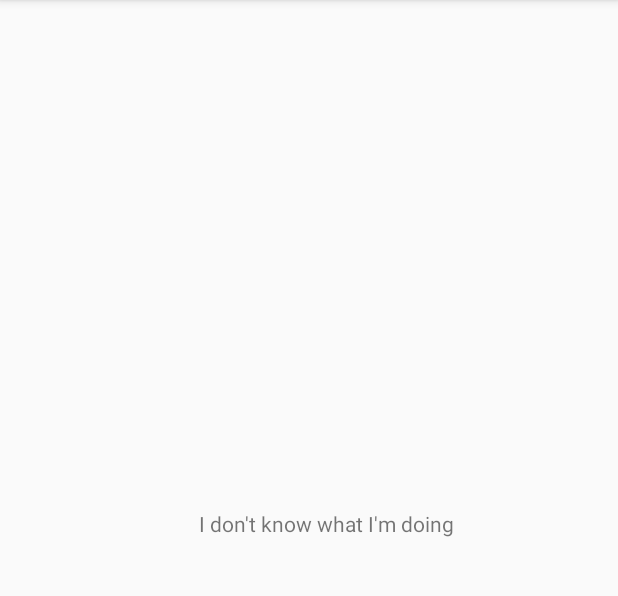
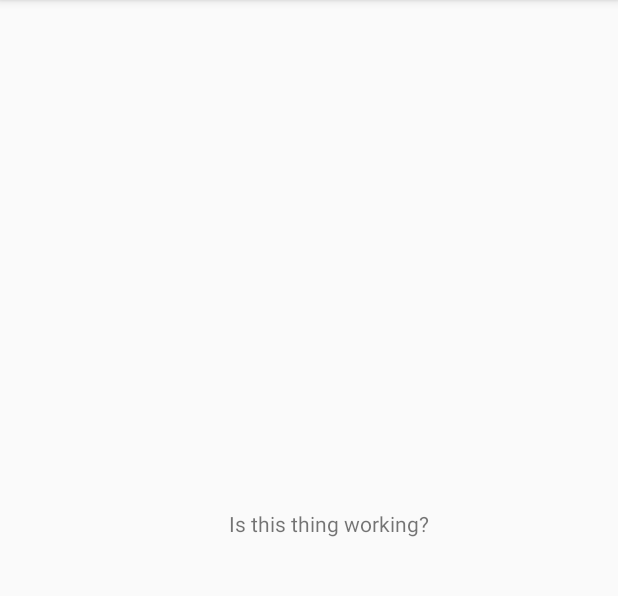
Before and after one commit to Whitenat/CS_162, an Android app: the screen it shows after launch (MainActivity), on a phone screen of 412 x 824 dp, the part 84-680 px from its top. Run offline under Robolectric (Android 15) with nearby library versions, the phone set to English and light mode, and no system bars.

Commit message:
chapter 1 app

```diff
--- a/MyFirstApp/app/src/main/res/layout/activity_main.xml
+++ b/MyFirstApp/app/src/main/res/layout/activity_main.xml
@@ -9,7 +9,7 @@
     <TextView
         android:layout_width="wrap_content"
         android:layout_height="20dp"
-        android:text="I don't know what I'm doing"
+        android:text="Is this thing working?"
         app:layout_constraintBottom_toBottomOf="parent"
         app:layout_constraintHorizontal_bias="0.547"
         app:layout_constraintLeft_toLeftOf="parent"
```
